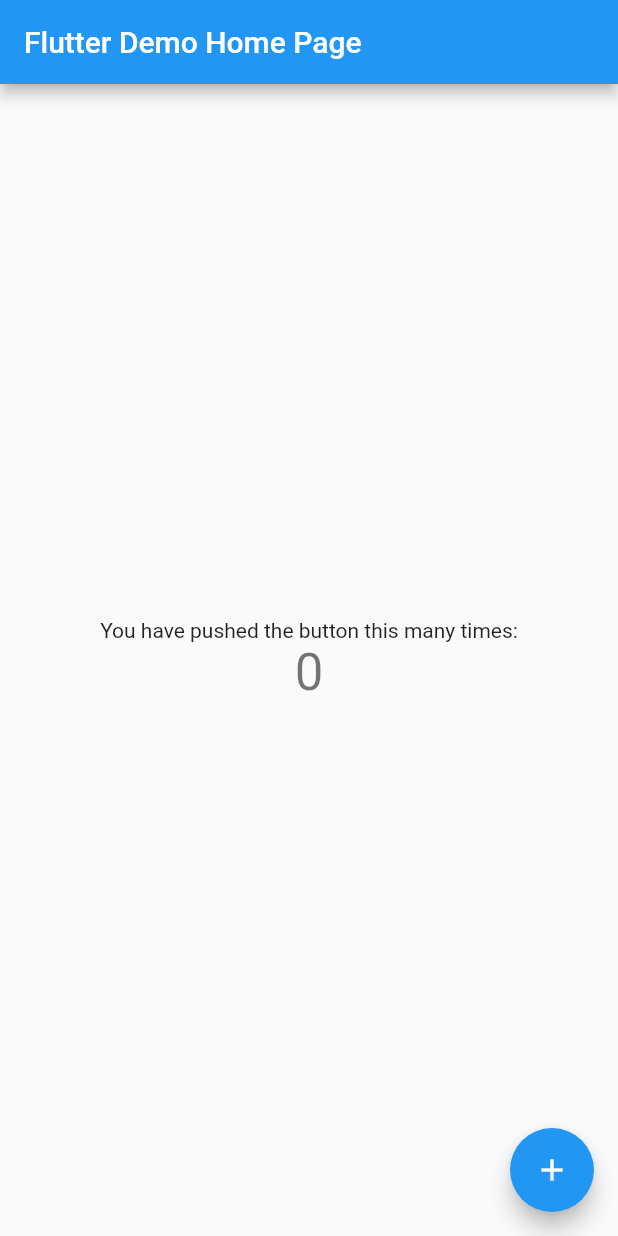
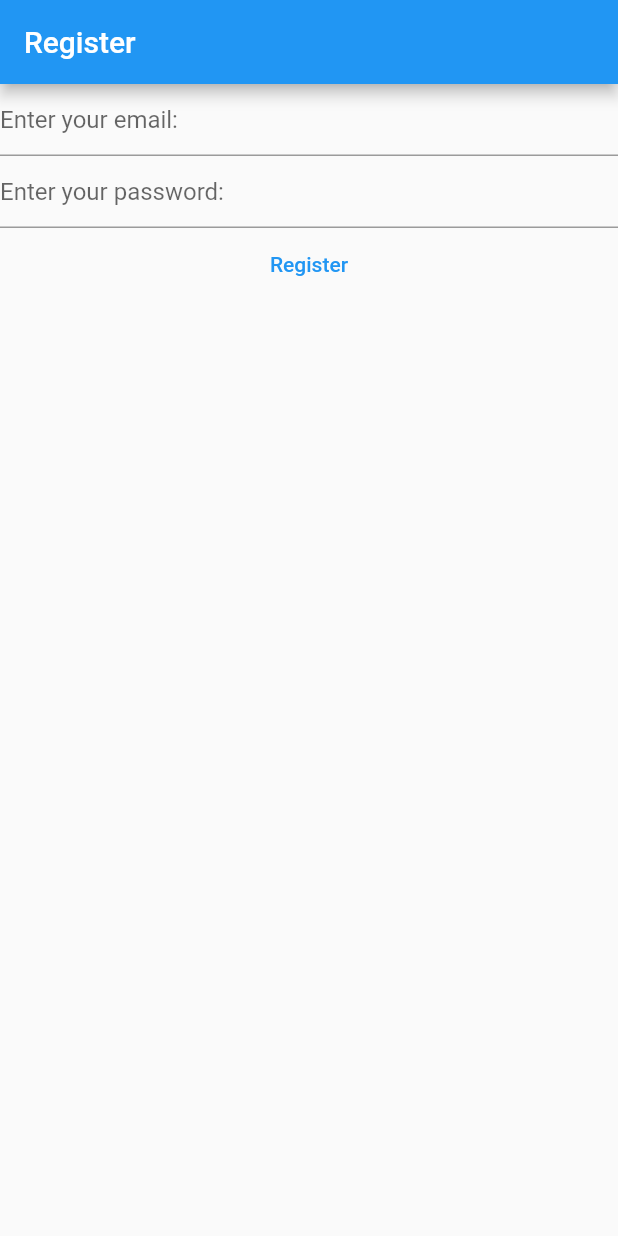
Before and after one commit to famuro/notes-app, a Flutter app: the screen it shows after launch, on a phone screen of 412 x 824 dp. Run offline on Flutter 3.47's test engine with Material 2 defaults, Android fonts, the phone set to English and light mode, and no system bars; our stand-ins replace firebase_auth, firebase_core; accounts and stored records are empty.

Commit message:
Connected to Firebase and created the registration view

```diff
--- a/lib/main.dart
+++ b/lib/main.dart
@@ -1,115 +1,17 @@
 import 'package:flutter/material.dart';
 
+import 'views/register_view.dart';
+
 void main() {
-  runApp(const MyApp());
-}
+  WidgetsFlutterBinding.ensureInitialized();
 
-class MyApp extends StatelessWidget {
-  const MyApp({super.key});
-
-  // This widget is the root of your application.
-  @override
-  Widget build(BuildContext context) {
-    return MaterialApp(
+  runApp(
+    MaterialApp(
       title: 'Flutter Demo',
       theme: ThemeData(
-        // This is the theme of your application.
-        //
-        // Try running your application with "flutter run". You'll see the
-        // application has a blue toolbar. Then, without quitting the app, try
-        // changing the primarySwatch below to Colors.green and then invoke
-        // "hot reload" (press "r" in the console where you ran "flutter run",
-        // or simply save your changes to "hot reload" in a Flutter IDE).
-        // Notice that the counter didn't reset back to zero; the application
-        // is not restarted.
         primarySwatch: Colors.blue,
       ),
-      home: const MyHomePage(title: 'Flutter Demo Home Page'),
-    );
-  }
+      home: const RegisterView(title: 'Register'),
+    ),
+  );
 }
-
-class MyHomePage extends StatefulWidget {
-  const MyHomePage({super.key, required this.title});
-
-  // This widget is the home page of your application. It is stateful, meaning
-  // that it has a State object (defined below) that contains fields that affect
-  // how it looks.
-
-  // This class is the configuration for the state. It holds the values (in this
-  // case the title) provided by the parent (in this case the App widget) and
-  // used by the build method of the State. Fields in a Widget subclass are
-  // always marked "final".
-
-  final String title;
-
-  @override
-  State<MyHomePage> createState() => _MyHomePageState();
-}
-
-class _MyHomePageState extends State<MyHomePage> {
-  int _counter = 0;
-
-  void _incrementCounter() {
-    setState(() {
-      // This call to setState tells the Flutter framework that something has
-      // changed in this State, which causes it to rerun the build method below
-      // so that the display can reflect the updated values. If we changed
-      // _counter without calling setState(), then the build method would not be
-      // called again, and so nothing would appear to happen.
-      _counter++;
-    });
-  }
-
-  @override
-  Widget build(BuildContext context) {
-    // This method is rerun every time setState is called, for instance as done
-    // by the _incrementCounter method above.
-    //
-    // The Flutter framework has been optimized to make rerunning build methods
-    // fast, so that you can just rebuild anything that needs updating rather
-    // than having to individually change instances of widgets.
-    return Scaffold(
-      appBar: AppBar(
-        // Here we take the value from the MyHomePage object that was created by
-        // the App.build method, and use it to set our appbar title.
-        title: Text(widget.title),
-      ),
-      body: Center(
-        // Center is a layout widget. It takes a single child and positions it
-        // in the middle of the parent.
-        child: Column(
-          // Column is also a layout widget. It takes a list of children and
-          // arranges them vertically. By default, it sizes itself to fit its
-          // children horizontally, and tries to be as tall as its parent.
-          //
-          // Invoke "debug painting" (press "p" in the console, choose the
-          // "Toggle Debug Paint" action from the Flutter Inspector in Android
-          // Studio, or the "Toggle Debug Paint" command in Visual Studio Code)
-          // to see the wireframe for each widget.
-          //
-          // Column has various properties to control how it sizes itself and
-          // how it positions its children. Here we use mainAxisAlignment to
-          // center the children vertically; the main axis here is the vertical
-          // axis because Columns are vertical (the cross axis would be
-          // horizontal).
-          mainAxisAlignment: MainAxisAlignment.center,
-          children: <Widget>[
-            const Text(
-              'You have pushed the button this many times:',
-            ),
-            Text(
-              '$_counter',
-              style: Theme.of(context).textTheme.headline4,
-            ),
-          ],
-        ),
-      ),
-      floatingActionButton: FloatingActionButton(
-        onPressed: _incrementCounter,
-        tooltip: 'Increment',
-        child: const Icon(Icons.add),
-      ), // This trailing comma makes auto-formatting nicer for build methods.
-    );
-  }
-}
--- /dev/null
+++ b/lib/utils/string_utils.dart
@@ -0,0 +1,6 @@
+const String registerString = 'Register';
+const String emailString = 'Email';
+const String passwordString = 'Password';
+const String enterEmailString = 'Enter your email:';
+const String enterPasswordString = 'Enter your password:';
+const String loadString = 'Loading...';
--- /dev/null
+++ b/lib/views/register_view.dart
@@ -0,0 +1,103 @@
+import 'package:firebase_auth/firebase_auth.dart';
+import 'package:firebase_core/firebase_core.dart';
+import 'package:flutter/material.dart';
+
+import '../firebase_options.dart';
+import '../utils/string_utils.dart';
+
+class RegisterView extends StatefulWidget {
+  const RegisterView({super.key, required this.title});
+
+  final String title;
+
+  @override
+  State<RegisterView> createState() => _RegisterViewState();
+}
+
+class _RegisterViewState extends State<RegisterView> {
+  late final TextEditingController? _emailController;
+  late final TextEditingController? _passwordController;
+
+  @override
+  void initState() {
+    _emailController = TextEditingController();
+    _passwordController = TextEditingController();
+
+    super.initState();
+  }
+
+  @override
+  void dispose() {
+    _emailController!.dispose();
+    _passwordController!.dispose();
+
+    super.dispose();
+  }
+
+  @override
+  Widget build(BuildContext context) {
+    return Scaffold(
+      appBar: AppBar(
+        title: const Text(registerString),
+      ),
+      body: FutureBuilder(
+        future: Firebase.initializeApp(
+          options: DefaultFirebaseOptions.currentPlatform,
+        ),
+        builder: (context, snapshot) {
+          switch (snapshot.connectionState) {
+            case ConnectionState.none:
+            case ConnectionState.waiting:
+            case ConnectionState.active:
+              return const Text(loadString);
+
+            case ConnectionState.done:
+              return Column(
+                children: [
+                  TextField(
+                    controller: _emailController,
+                    autocorrect: false,
+                    // enableSuggestions: false,
+                    keyboardType: TextInputType.emailAddress,
+                    decoration:
+                        const InputDecoration(hintText: enterEmailString),
+                  ),
+                  TextField(
+                    controller: _passwordController,
+                    obscureText: true,
+                    autocorrect: false,
+                    enableSuggestions: false,
+                    decoration:
+                        const InputDecoration(hintText: enterPasswordString),
+                  ),
+                  TextButton(
+                    onPressed: () async {
+                      _registerUser(
+                        _emailController!.text,
+                        _passwordController!.text,
+                      );
+                    },
+                    child: const Text(registerString),
+                  ),
+                ],
+              );
+          } // end switch
+        },
+      ),
+    );
+  }
+
+  Future<UserCredential> _registerUser(
+      final String email, final String password) async {
+    // TODO: validate email
+
+    // TODO: validate password
+
+    // TODO: hash password
+
+    final UserCredential credential = await FirebaseAuth.instance
+        .createUserWithEmailAndPassword(email: email, password: password);
+
+    return credential;
+  }
+}
```
Also changed, not shown: lib/firebase_options.dart (added).
